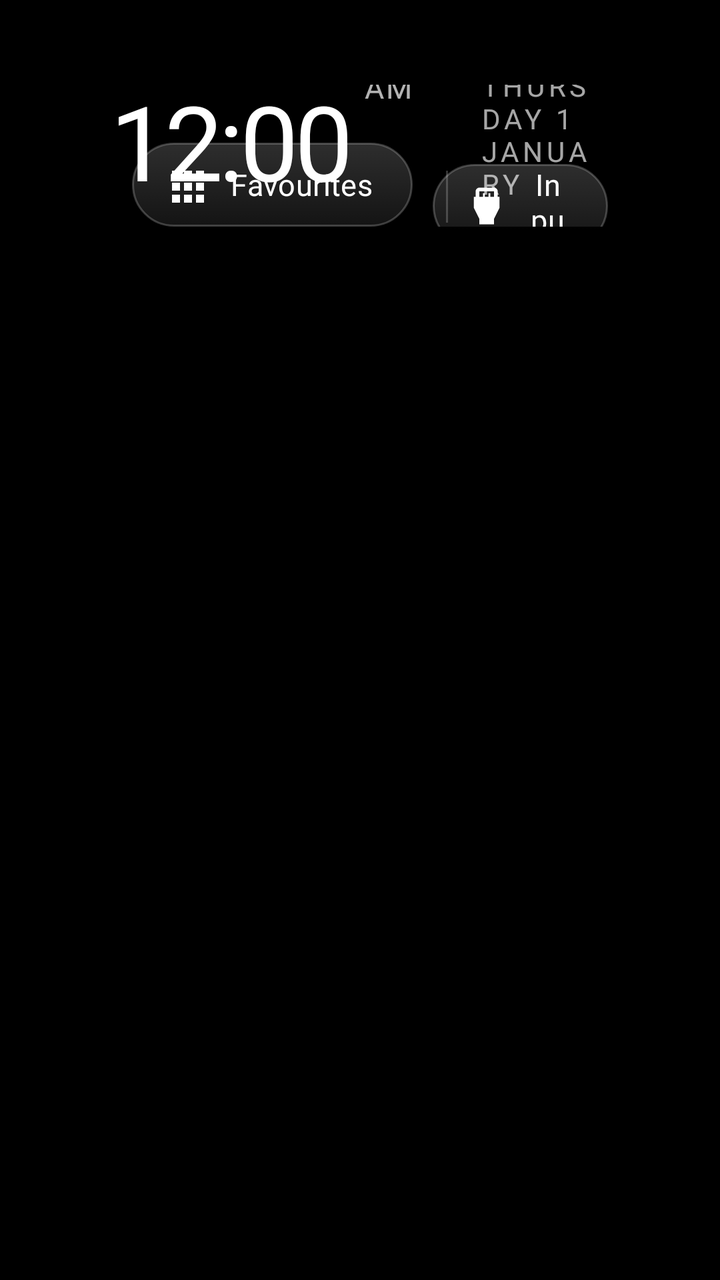
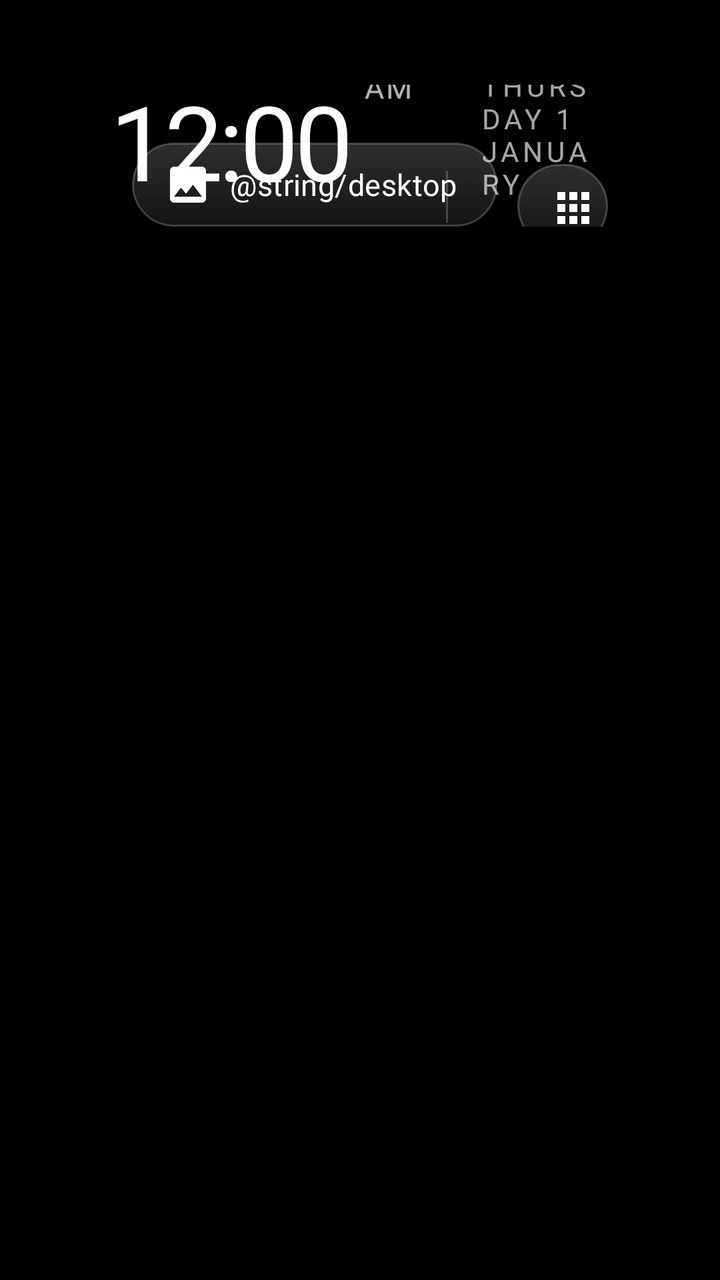

Compare the two renders of this Android layout. The source of the first and the diff that turns it into the second are given below.
<!-- AndroidManifest.xml: application theme Theme.TvHome -->
<!-- res/layout/activity_main.xml -->
<?xml version="1.0" encoding="utf-8"?>
<FrameLayout xmlns:android="http://schemas.android.com/apk/res/android"
    android:id="@+id/root"
    android:layout_width="match_parent"
    android:layout_height="match_parent"
    android:background="#FF000000">

    
    <View
        android:id="@+id/ambient"
        android:layout_width="match_parent"
        android:layout_height="match_parent"
        android:alpha="0" />

    
    <TextView
        android:id="@+id/heroName"
        android:layout_width="wrap_content"
        android:layout_height="wrap_content"
        android:layout_marginStart="68dp"
        android:alpha="0"
        android:textColor="#FFFFFFFF"
        android:textSize="48sp"
        android:fontFamily="@font/outfit"
        android:fontVariationSettings="'wght' 300"
        android:letterSpacing="-0.02"
        android:includeFontPadding="false"
        android:singleLine="true" />

    <LinearLayout
        android:layout_width="match_parent"
        android:layout_height="match_parent"
        android:orientation="vertical"
        android:paddingStart="56dp"
        android:paddingEnd="56dp"
        android:paddingTop="26dp">

        <RelativeLayout
            android:layout_width="match_parent"
            android:layout_height="wrap_content">

            <LinearLayout
                android:id="@+id/leftBlock"
                android:layout_width="wrap_content"
                android:layout_height="wrap_content"
                android:layout_alignParentStart="true"
                android:orientation="vertical">

                <TextView
                    android:id="@+id/greeting"
                    android:layout_width="wrap_content"
                    android:layout_height="wrap_content"
                    android:layout_marginStart="4dp"
                    android:textColor="#8CFFFFFF"
                    android:textSize="12sp"
                    android:fontFamily="@font/outfit"
                    android:fontVariationSettings="'wght' 500"
                    android:letterSpacing="0.22"
                    android:textAllCaps="true" />

                <LinearLayout
                    android:layout_width="wrap_content"
                    android:layout_height="wrap_content"
                    android:orientation="horizontal"
                    android:baselineAligned="true">

                    <TextClock
                        android:id="@+id/clock"
                        android:layout_width="wrap_content"
                        android:layout_height="wrap_content"
                        android:format12Hour="h:mm"
                        android:format24Hour="HH:mm"
                        android:textColor="#FFFFFFFF"
                        android:textSize="52sp"
                        android:fontFamily="@font/outfit"
                        android:fontVariationSettings="'wght' 300"
                        android:letterSpacing="-0.04"
                        android:includeFontPadding="false" />

                    <TextClock
                        android:id="@+id/ampm"
                        android:layout_width="wrap_content"
                        android:layout_height="wrap_content"
                        android:layout_marginStart="6dp"
                        android:layout_gravity="bottom"
                        android:layout_marginBottom="8dp"
                        android:format12Hour="a"
                        android:format24Hour=""
                        android:textColor="#B3FFFFFF"
                        android:textSize="15sp"
                        android:fontFamily="@font/outfit"
                        android:fontVariationSettings="'wght' 500"
                        android:letterSpacing="0.08"
                        android:textAllCaps="true" />

                    <View
                        android:layout_width="1dp"
                        android:layout_height="26dp"
                        android:layout_gravity="bottom"
                        android:layout_marginStart="16dp"
                        android:layout_marginEnd="16dp"
                        android:layout_marginBottom="8dp"
                        android:background="#33FFFFFF" />

                    <TextClock
                        android:id="@+id/date"
                        android:layout_width="wrap_content"
                        android:layout_height="wrap_content"
                        android:layout_gravity="bottom"
                        android:layout_marginBottom="9dp"
                        android:format12Hour="@string/date_format"
                        android:format24Hour="@string/date_format"
                        android:textColor="#A6FFFFFF"
                        android:textSize="14sp"
                        android:fontFamily="@font/outfit"
                        android:fontVariationSettings="'wght' 400"
                        android:letterSpacing="0.14"
                        android:textAllCaps="true" />
                </LinearLayout>
            </LinearLayout>

            <LinearLayout
                android:id="@+id/topButtons"
                android:layout_width="wrap_content"
                android:layout_height="wrap_content"
                android:layout_alignParentEnd="true"
                android:layout_alignBottom="@id/leftBlock"
                android:layout_marginBottom="6dp"
                android:orientation="horizontal">

                <TextView
                    android:id="@+id/btnDock"
                    style="@style/TopButton"
                    android:text="@string/favourites"
                    android:drawableStart="@drawable/ic_dock"
                    android:nextFocusDown="@+id/grid" />

                <TextView
                    android:id="@+id/btnInputs"
                    style="@style/TopButton"
                    android:text="@string/inputs"
                    android:drawableStart="@drawable/ic_input"
                    android:nextFocusDown="@+id/grid" />

                <TextView
                    android:id="@+id/btnWifi"
                    style="@style/TopButton"
                    android:text="@string/wifi"
                    android:drawableStart="@drawable/ic_wifi"
                    android:nextFocusDown="@+id/grid" />

                <TextView
                    android:id="@+id/btnSettings"
                    style="@style/TopButton"
                    android:text="@string/settings"
                    android:drawableStart="@drawable/ic_settings"
                    android:nextFocusDown="@+id/grid" />
            </LinearLayout>
        </RelativeLayout>

        
        <FrameLayout
            android:layout_width="match_parent"
            android:layout_height="0dp"
            android:layout_weight="1"
            android:layout_marginTop="10dp">

            <androidx.recyclerview.widget.RecyclerView
                android:id="@+id/grid"
                android:layout_width="match_parent"
                android:layout_height="match_parent"
                android:paddingTop="10dp"
                android:paddingBottom="40dp"
                android:clipToPadding="false"
                android:clipChildren="false"
                android:overScrollMode="never"
                android:scrollbars="none"
                android:descendantFocusability="afterDescendants" />
        </FrameLayout>
    </LinearLayout>

    
    <com.gathin.tvhome.GlassView
        android:id="@+id/glass"
        android:layout_width="10dp"
        android:layout_height="10dp"
        android:alpha="0"
        android:importantForAccessibility="no" />
</FrameLayout>
<!-- resources referenced by this layout -->
<resources>
  <!-- drawable ic_dock (drawable) -->
  <vector xmlns:android="http://schemas.android.com/apk/res/android"
      android:width="24dp"
      android:height="24dp"
      android:viewportWidth="24"
      android:viewportHeight="24"
      android:tint="#FFFFFFFF">
      <path
          android:fillColor="#FFFFFFFF"
          android:pathData="M4,5h4v4H4zM10,5h4v4h-4zM16,5h4v4h-4zM4,11h4v4H4zM10,11h4v4h-4zM16,11h4v4h-4zM4,17h4v4H4zM10,17h4v4h-4zM16,17h4v4h-4z" />
  </vector>
  <!-- drawable ic_input (drawable) -->
  <?xml version="1.0" encoding="utf-8"?>
  <vector xmlns:android="http://schemas.android.com/apk/res/android"
      android:width="22dp" android:height="22dp"
      android:viewportWidth="24" android:viewportHeight="24">
      <path android:fillColor="#FFFFFFFF"
          android:pathData="M18,7V4c0,-1.1 -0.9,-2 -2,-2H8C6.9,2 6,2.9 6,4v3H5v6l3,6v3h8v-3l3,-6V7H18zM8,4h8v3h-2V5h-1v2h-2V5h-1v2H8V4z" />
  </vector>
  <!-- drawable ic_wifi (drawable) -->
  <?xml version="1.0" encoding="utf-8"?>
  <vector xmlns:android="http://schemas.android.com/apk/res/android"
      android:width="22dp" android:height="22dp"
      android:viewportWidth="24" android:viewportHeight="24">
      <path android:fillColor="#FFFFFFFF"
          android:pathData="M1,9l2,2c4.97,-4.97 13.03,-4.97 18,0l2,-2C16.93,2.93 7.08,2.93 1,9zM9,17l3,3 3,-3c-1.65,-1.66 -4.34,-1.66 -6,0zM5,13l2,2c2.76,-2.76 7.24,-2.76 10,0l2,-2C15.14,9.14 8.87,9.14 5,13z" />
  </vector>
  <string name="date_format">EEEE  d MMMM</string>
  <string name="favourites">Favourites</string>
  <string name="inputs">Inputs</string>
  <string name="settings">Settings</string>
  <string name="wifi">Wi-Fi</string>
  <style name="Theme.TvHome" parent="android:Theme.Material.NoActionBar.Fullscreen">
          <item name="android:windowBackground">@android:color/black</item>
          <item name="android:colorBackground">@android:color/black</item>
          <item name="android:windowAnimationStyle">@null</item>
      </style>
  <!-- drawable pill_bg (drawable) -->
  <?xml version="1.0" encoding="utf-8"?>
  <selector xmlns:android="http://schemas.android.com/apk/res/android">
      <item android:state_focused="true">
          <shape android:shape="rectangle">
              <solid android:color="#F5FFFFFF" />
              <corners android:radius="21dp" />
          </shape>
      </item>
      <item>
          <shape android:shape="rectangle">
              <gradient android:angle="270" android:startColor="#2EFFFFFF" android:endColor="#14FFFFFF" />
              <stroke android:width="1dp" android:color="#38FFFFFF" />
              <corners android:radius="21dp" />
          </shape>
      </item>
  </selector>
  <!-- drawable pill_text (drawable) -->
  <?xml version="1.0" encoding="utf-8"?>
  <selector xmlns:android="http://schemas.android.com/apk/res/android">
      <item android:state_focused="true" android:color="#FF111111" />
      <item android:color="#FFFFFFFF" />
  </selector>
  <!-- unchanged entries left out for length: 2 -->
</resources>

<!-- the commit's change to res/layout/activity_main.xml (unified diff, before → after) -->
@@ -129,6 +129,13 @@
                 android:orientation="horizontal">
 
                 <TextView
+                    android:id="@+id/btnWallpaper"
+                    style="@style/TopButton"
+                    android:text="@string/desktop"
+                    android:drawableStart="@drawable/ic_wallpaper"
+                    android:nextFocusDown="@+id/grid" />
+
+                <TextView
                     android:id="@+id/btnDock"
                     style="@style/TopButton"
                     android:text="@string/favourites"
<!-- resource entries referenced after the edit -->
@@ -18,6 +18,17 @@
       android:viewportWidth="24" android:viewportHeight="24">
       <path android:fillColor="#FFFFFFFF"
           android:pathData="M18,7V4c0,-1.1 -0.9,-2 -2,-2H8C6.9,2 6,2.9 6,4v3H5v6l3,6v3h8v-3l3,-6V7H18zM8,4h8v3h-2V5h-1v2h-2V5h-1v2H8V4z" />
+  </vector>
+  <!-- drawable ic_wallpaper (drawable) -->
+  <vector xmlns:android="http://schemas.android.com/apk/res/android"
+      android:width="24dp"
+      android:height="24dp"
+      android:viewportWidth="24"
+      android:viewportHeight="24"
+      android:tint="#FFFFFFFF">
+      <path
+          android:fillColor="#FFFFFFFF"
+          android:pathData="M21,19V5c0,-1.1 -0.9,-2 -2,-2H5c-1.1,0 -2,0.9 -2,2v14c0,1.1 0.9,2 2,2h14c1.1,0 2,-0.9 2,-2zM8.5,13.5l2.5,3.01L14.5,12l4.5,6H5l3.5,-4.5z" />
   </vector>
   <!-- drawable ic_wifi (drawable) -->
   <?xml version="1.0" encoding="utf-8"?>
